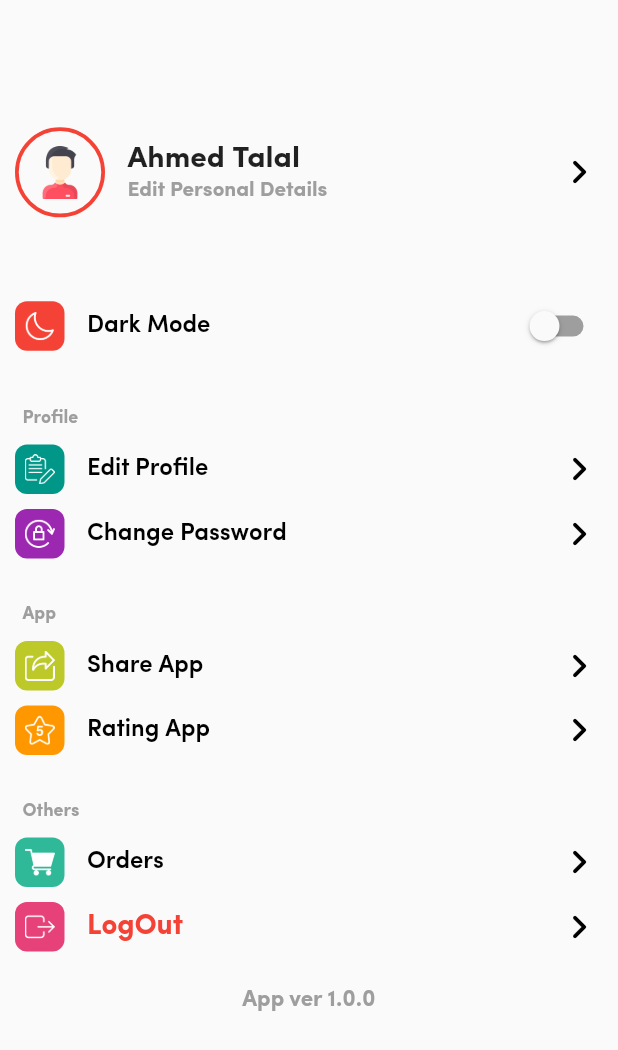
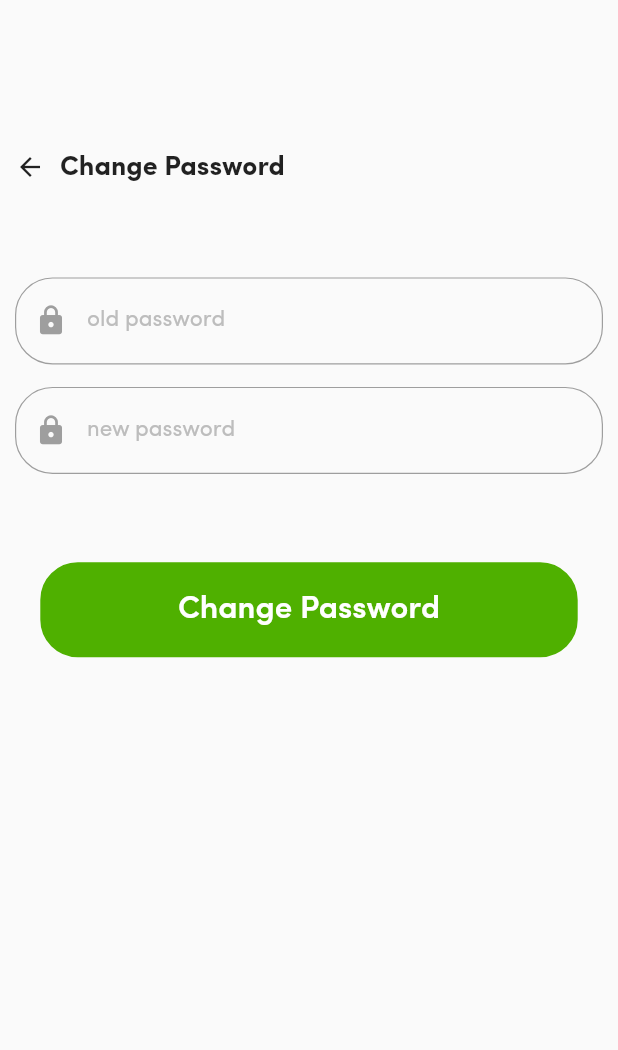
Before and after one commit to ahmedtalal/home_food_app, a Flutter app: the SettingsPage screen opened directly, after a tap on "Change Password", on a phone screen of 412 x 824 dp. Shown: the top 1050 px of the screen. Run offline on Flutter 3.47's test engine with Material 2 defaults, Android fonts, the light colour scheme and no system bars; our stand-ins replace bubble_bottom_bar, dio, get, get_storage, introduction_screen; accounts and stored records are empty.

Commit message:
complete auth operation

```diff
--- a/lib/app/data/services/local/storage_user_model.dart
+++ b/lib/app/data/services/local/storage_user_model.dart
@@ -15,4 +15,10 @@ class StorageUserModel extends GetxController {
   Map<String, dynamic> loadData() {
     return _storage.read(userKey) ?? {};
   }
+
+ Future<bool> removeData()async {
+   await _storage.remove(userKey);
+   return true ;
+  }
+
 }
--- a/lib/app/domain/repositories/i_auth_repository.dart
+++ b/lib/app/domain/repositories/i_auth_repository.dart
@@ -8,10 +8,10 @@ abstract class IAuthRepository {
     required String oldPassword,
     required String newPassword,
   });
-  Future<Map<String, dynamic>> logOut();
+  Future<bool> logOut();
   bool checkIsLogin();
   Future<Map<String, dynamic>> loginUsingFacebook(dynamic data);
-  Future<Map<String, dynamic>> loginUsingtwitter(dynamic data);
+  Future<Map<String, dynamic>> loginUsingTwitter(dynamic data);
   Future<Map<String, dynamic>> loginUsingGoogle(dynamic data);
   Future<Map<String, dynamic>> loginUsingGitHub(dynamic data);
 }
--- /dev/null
+++ b/lib/app/presentation/pages/auth/views/changepassword_page_view.dart
@@ -0,0 +1,88 @@
+import 'package:flutter/material.dart';
+import 'package:get/get.dart';
+import 'package:social_media_network/app/config/screen_handler.dart';
+import 'package:social_media_network/app/core/constants/app_colors.dart';
+import 'package:social_media_network/app/core/constants/strings.dart';
+import 'package:social_media_network/app/presentation/shared/widgets/Text_btn_shared_widget.dart';
+import 'package:social_media_network/app/presentation/shared/widgets/text_form_field_shared_widget.dart';
+
+class ChangePasswordPageView extends StatelessWidget {
+  const ChangePasswordPageView({Key? key}) : super(key: key);
+  static GlobalKey formKey = GlobalKey<FormState>();
+
+  @override
+  Widget build(BuildContext context) {
+    return Scaffold(
+      body: Container(
+        width: ScreenHandler.getScreenWidth(context),
+        height: ScreenHandler.getScreenHeight(context),
+        padding: const EdgeInsets.all(10),
+        child: Column(
+          mainAxisAlignment: MainAxisAlignment.start,
+          crossAxisAlignment: CrossAxisAlignment.start,
+          children: [
+            SizedBox(height: ScreenHandler.getScreenHeight(context) / 9),
+            Row(
+              mainAxisAlignment: MainAxisAlignment.start,
+              children: [
+                InkWell(
+                  onTap: () {
+                    Get.back();
+                  },
+                  child: Icon(
+                    Icons.arrow_back,
+                    size: 20,
+                  ),
+                ),
+                const SizedBox(width: 10),
+                Text(
+                  "Change Password",
+                  style: TextStyle(
+                    fontFamily: appFont,
+                    fontSize: 18,
+                    fontWeight: FontWeight.w700,
+                  ),
+                )
+              ],
+            ),
+            SizedBox(height: ScreenHandler.getScreenHeight(context) / 13),
+            Form(
+              key: formKey,
+              child: Column(
+                children: [
+                  TextFormFieldSharedWidget(
+                    label: "old password",
+                    hint: "old password",
+                    textType: TextInputType.visiblePassword,
+                    prefIcon: Icons.lock,
+                    onChangeListenser: (String? newValue) {},
+                    onValidateListenser: (String? value) {},
+                    initialValue: "",
+                  ),
+                  const SizedBox(height: 15),
+                  TextFormFieldSharedWidget(
+                    label: "new password",
+                    hint: "new password",
+                    textType: TextInputType.visiblePassword,
+                    prefIcon: Icons.lock,
+                    onChangeListenser: (String? newValue) {},
+                    onValidateListenser: (String? value) {},
+                    initialValue: "",
+                  ),
+                  SizedBox(height: ScreenHandler.getScreenHeight(context) / 14),
+                  TextBtnSharedWidget(
+                    title: "Change Password",
+                    containerColor: customeColor3,
+                    textColor: Colors.white,
+                    containerBorderColor: customeColor3,
+                    onClick: () {},
+                  ),
+                ],
+              ),
+            ),
+          ],
+        ),
+      ),
+    );
+  }
+}
--- a/lib/app/presentation/pages/homePage/home_page.dart
+++ b/lib/app/presentation/pages/homePage/home_page.dart
@@ -3,7 +3,7 @@ import 'package:flutter/material.dart';
 import 'package:get/get_state_manager/get_state_manager.dart';
 import 'package:social_media_network/app/core/constants/app_colors.dart';
 import 'package:social_media_network/app/core/constants/strings.dart';
-import 'package:social_media_network/app/presentation/pages/Notificationspage/notifications_page.dart';
+import 'package:social_media_network/app/presentation/pages/notificationspage/notifications_page.dart';
 import 'package:social_media_network/app/presentation/pages/homePage/logic/home_page_controller.dart';
 import 'package:social_media_network/app/presentation/pages/homePage/widgets/bubble_items.dart';
 import 'package:social_media_network/app/presentation/pages/marketPlacePage/market_place_page.dart';
--- a/lib/app/presentation/pages/settingsPage/settings_page.dart
+++ b/lib/app/presentation/pages/settingsPage/settings_page.dart
@@ -2,12 +2,14 @@ import 'package:flutter/material.dart';
 import 'package:get/get.dart';
 import 'package:social_media_network/app/config/screen_handler.dart';
 import 'package:social_media_network/app/core/constants/strings.dart';
+import 'package:social_media_network/app/presentation/pages/auth/logic/getx/auth_controller.dart';
+import 'package:social_media_network/app/presentation/pages/auth/views/changepassword_page_view.dart';
 import 'package:social_media_network/app/presentation/pages/settingsPage/widgets/settings_model_widget.dart';
 import 'package:social_media_network/app/presentation/themes/theme_controller.dart';
 
 class SettingsPage extends StatelessWidget {
   const SettingsPage({super.key});
-  static final controller = Get.find<ThemeController>();
+  // static final controller = Get.find<ThemeController>();
   @override
   Widget build(BuildContext context) {
     return Scaffold(
@@ -73,7 +75,6 @@ class SettingsPage extends StatelessWidget {
                 child: const Icon(
                   Icons.chevron_right_rounded,
                   size: 32,
-                  color: Color.fromARGB(255, 0, 0, 0),
                 ),
               ),
             ],
@@ -83,15 +84,7 @@ class SettingsPage extends StatelessWidget {
             title: "Dark Mode",
             image: darkModeImage,
             color: Colors.red,
-            onClick: () {
-              if (Get.isDarkMode) {
-                controller.setThemeMode(ThemeMode.light);
-                controller.setThemeKeyValue(false);
-              } else {
-                controller.setThemeMode(ThemeMode.dark);
-                controller.setThemeKeyValue(true);
-              }
-            },
+            onClick: () {},
           ),
           const SizedBox(height: 20),
           const SettingHintBody(hint: "Profile"),
@@ -106,7 +99,9 @@ class SettingsPage extends StatelessWidget {
             title: "Change Password",
             image: changePasswordImage,
             color: Colors.purple,
-            onClick: () {},
+            onClick: () {
+              Get.to(() => ChangePasswordPageView());
+            },
           ),
           const SizedBox(height: 20),
           const SettingHintBody(hint: "App"),
@@ -132,12 +127,18 @@ class SettingsPage extends StatelessWidget {
             onClick: () {},
           ),
           const SizedBox(height: 10),
-          SettingBodySections(
-            title: "LogOut",
-            image: logoutImage,
-            color: const Color.fromARGB(255, 230, 65, 120),
-            onClick: () {},
-          ),
+          GetBuilder<AuthController>(
+              init: AuthController(),
+              builder: (authController) {
+                return SettingBodySections(
+                  title: "LogOut",
+                  image: logoutImage,
+                  color: const Color.fromARGB(255, 230, 65, 120),
+                  onClick: () {
+                    authController.onClickLogoutBtn();
+                  },
+                );
+              }),
           const SizedBox(height: 25),
           const Align(
             alignment: Alignment.center,
--- a/lib/app/presentation/pages/settingsPage/widgets/settings_model_widget.dart
+++ b/lib/app/presentation/pages/settingsPage/widgets/settings_model_widget.dart
@@ -1,6 +1,8 @@
 import 'package:flutter/material.dart';
+import 'package:get/get.dart';
 import 'package:social_media_network/app/config/screen_handler.dart';
 import 'package:social_media_network/app/core/constants/strings.dart';
+import 'package:social_media_network/app/presentation/themes/theme_controller.dart';
 
 class SettingHintBody extends StatelessWidget {
   final String hint;
@@ -16,7 +18,6 @@ class SettingHintBody extends StatelessWidget {
       height: 35,
       alignment: Alignment.centerLeft,
       padding: const EdgeInsets.only(left: 5),
-      color: Colors.grey[50],
       child: Text(
         hint,
         style: const TextStyle(
@@ -79,19 +80,27 @@ class SettingBodySections extends StatelessWidget {
                       : FontWeight.w600,
                   color: title.toLowerCase() == "logout"
                       ? Colors.red
-                      : Colors.black,
+                      :null,
                 ),
               )
             ],
           ),
           title.toLowerCase() == "dark mode"
-              ? StatefulBuilder(
+              ? GetBuilder<ThemeController>(builder: (controller) {
+                  return StatefulBuilder(
                     builder: (context, setState) {
                       return Switch(
                         activeColor: Colors.blue,
                         inactiveTrackColor: Colors.grey,
                         value: isDarkMode,
                         onChanged: (value) {
+                          if (Get.isDarkMode) {
+                            controller.setThemeMode(ThemeMode.light);
+                            controller.setThemeKeyValue(false);
+                          } else {
+                            controller.setThemeMode(ThemeMode.dark);
+                            controller.setThemeKeyValue(true);
+                          }
                           setState(
                             () {
                               isDarkMode = !isDarkMode;
@@ -100,11 +109,11 @@ class SettingBodySections extends StatelessWidget {
                         },
                       );
                     },
-                )
+                  );
+                })
               : const Icon(
                   Icons.chevron_right_rounded,
                   size: 32,
-                  color: Color.fromARGB(255, 0, 0, 0),
                 ),
         ],
       ),
--- a/lib/app/presentation/pages/splashscreen/splash_screen_page.dart
+++ b/lib/app/presentation/pages/splashscreen/splash_screen_page.dart
@@ -3,7 +3,6 @@ import 'package:get/get.dart';
 import 'package:introduction_screen/introduction_screen.dart';
 import 'package:social_media_network/app/core/constants/app_colors.dart';
 import 'package:social_media_network/app/core/constants/strings.dart';
-import 'package:social_media_network/app/presentation/pages/auth/views/login_page_view.dart';
 import 'package:social_media_network/app/presentation/pages/auth/views/register_page_view.dart';
 import 'package:social_media_network/app/presentation/pages/splashscreen/widgets/iamge_builder.dart';
 import 'package:social_media_network/app/presentation/pages/splashscreen/widgets/page_decoration.dart';
@@ -19,7 +18,6 @@ class SplashScreenPage extends StatefulWidget {
 class _SplashScreenPageState extends State<SplashScreenPage> {
   @override
   void initState() {
-
     super.initState();
   }
 
@@ -42,7 +40,7 @@ class _SplashScreenPageState extends State<SplashScreenPage> {
               SliderPageView(
                 title: "Cooking safe food",
                 body:
-                    "We are maintain safty and we keep clearn while making food",
+                    "We are maintain safty and we keep clean while making food",
                 image: imageBuilder(cookingFoodImg, context),
                 decoration: getPageDecoration(),
               ),
@@ -68,7 +66,7 @@ class _SplashScreenPageState extends State<SplashScreenPage> {
               ),
             ),
             onDone: () {
-              Get.off(() => LoginPage());
+              Get.off(() => RegisterPage());
             },
             showSkipButton: true,
             skip: Text(
--- a/lib/app/presentation/shared/widgets/text_form_field_shared_widget.dart
+++ b/lib/app/presentation/shared/widgets/text_form_field_shared_widget.dart
@@ -4,7 +4,7 @@ import 'package:social_media_network/app/core/constants/strings.dart';
 class TextFormFieldSharedWidget extends StatelessWidget {
   final String label, hint, initialValue;
   final Function(String?) onChangeListenser;
-  final String? Function(String?) onValidateLIstenser;
+  final String? Function(String?) onValidateListenser;
   final IconData prefIcon;
   final TextInputType textType;
   const TextFormFieldSharedWidget(
@@ -13,7 +13,7 @@ class TextFormFieldSharedWidget extends StatelessWidget {
       required this.textType,
       required this.prefIcon,
       required this.onChangeListenser,
-      required this.onValidateLIstenser,
+      required this.onValidateListenser,
       required this.initialValue,
       Key? key})
       : super(key: key);
@@ -26,7 +26,7 @@ class TextFormFieldSharedWidget extends StatelessWidget {
         return TextFormField(
           initialValue: initialValue,
           onChanged: onChangeListenser,
-          validator: onValidateLIstenser,
+          validator: onValidateListenser,
           keyboardType: textType,
           style: const TextStyle(
             fontFamily: appFont,
```
Also changed, not shown: lib/app/data/repository/apis/auth_api_repository_imp.dart (+12 -13 lines), lib/app/data/services/apis/api_helper.dart (+20 -12 lines), lib/app/data/services/apis/auth_api_service.dart (+100 -7 lines), lib/app/domain/usecases/auth/changePassword_usecase.dart (added, +11 -0 lines), lib/app/domain/usecases/auth/logout_usecase.dart (added, +8 -0 lines), lib/app/presentation/pages/auth/logic/getx/auth_controller.dart (+182 -8 lines), lib/app/presentation/pages/auth/widgets/choice_auth_status_btn.dart (added, +36 -0 lines), lib/app/presentation/pages/auth/widgets/login_form_fields_widget.dart (+20 -25 lines), lib/app/presentation/pages/auth/widgets/register_form_fields_widget.dart (+16 -23 lines), lib/app/presentation/pages/notificationspage/notifications_page.dart (renamed from lib/app/presentation/pages/Notificationspage/notifications_page.dart). Lines whose indentation alone changed are shown as unchanged.
